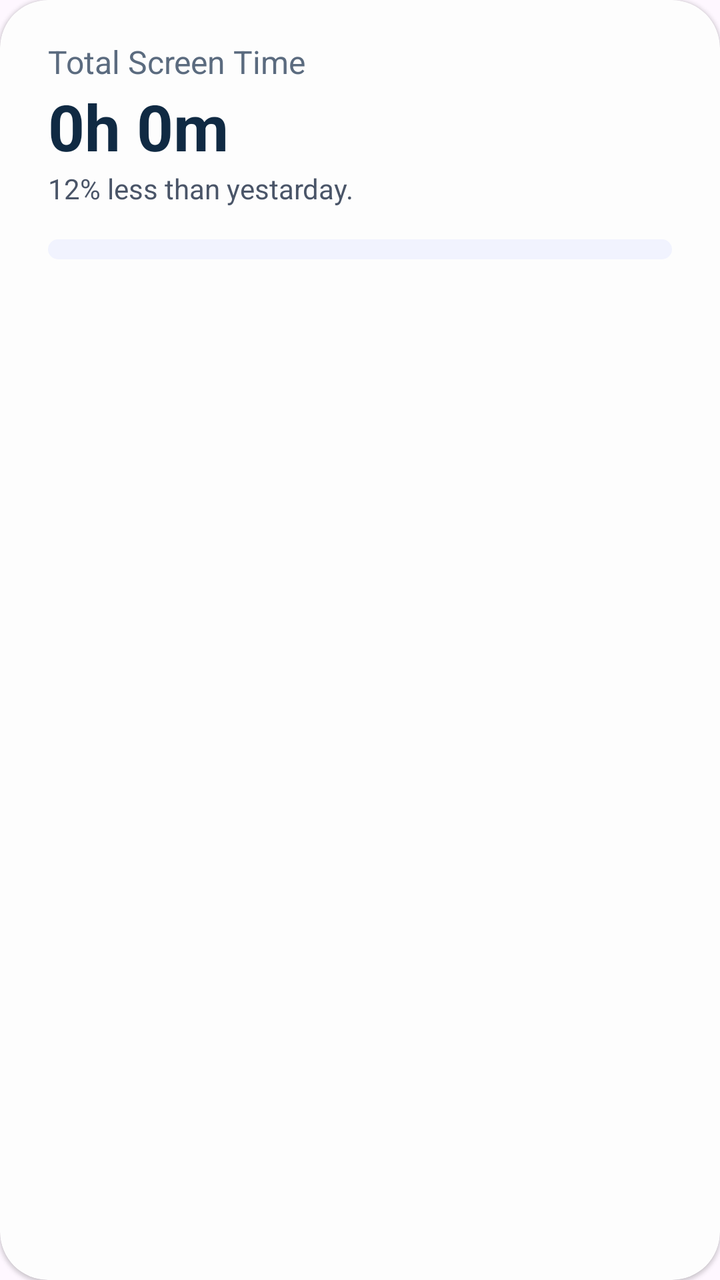
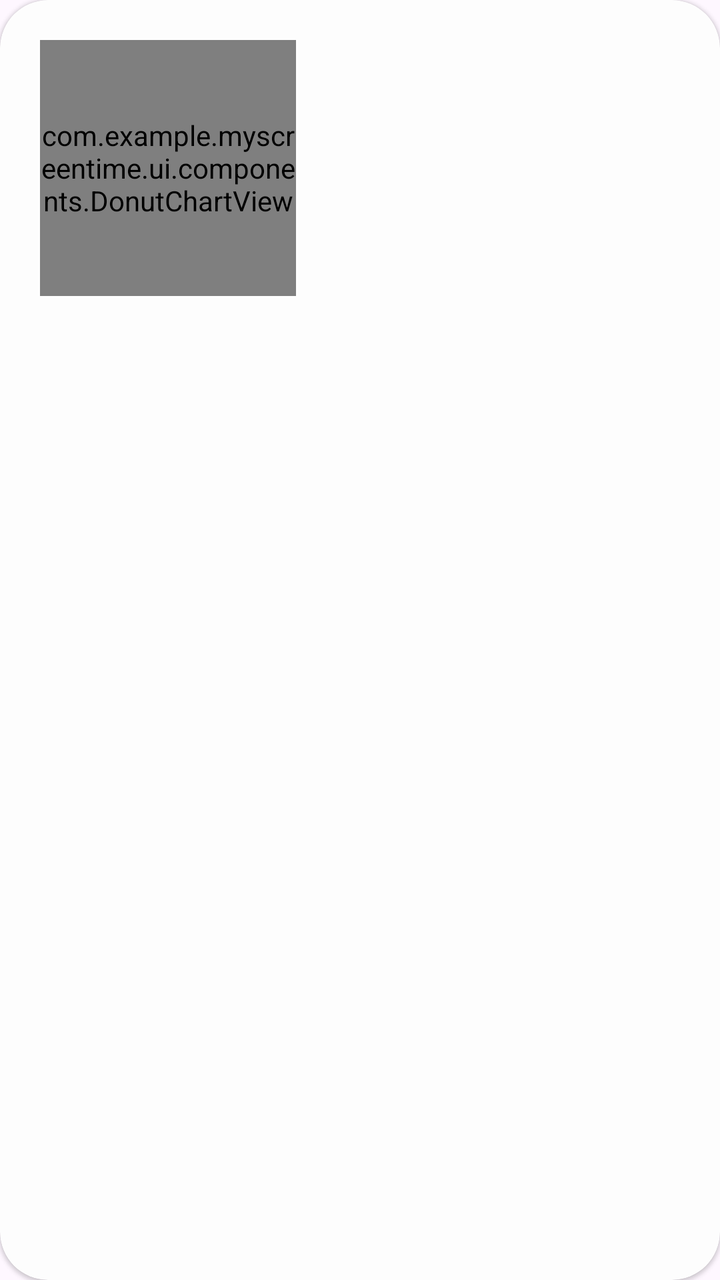

An Android layout rendered at two revisions. The XML below is the earlier revision; the diff shows what the commit changed to produce the second picture.
<!-- AndroidManifest.xml: application theme Theme.MyScreenTime -->
<!-- res/layout/dashboard_total_card.xml -->
<?xml version="1.0" encoding="utf-8"?>
<com.google.android.material.card.MaterialCardView xmlns:android="http://schemas.android.com/apk/res/android"
    xmlns:app="http://schemas.android.com/apk/res-auto"
    android:layout_width="match_parent"
    android:layout_height="wrap_content"
    app:cardBackgroundColor="@color/bright_white"
    app:cardCornerRadius="24dp"
    app:cardElevation="1dp"
    app:strokeWidth="0dp"
    app:cardUseCompatPadding="@android:bool/config_enableMaterialDesignInPackageInstaller">

    <LinearLayout
        android:id="@+id/total_screen_card"
        android:layout_width="match_parent"
        android:layout_height="wrap_content"
        android:orientation="vertical"
        android:paddingLeft="24dp"
        android:paddingTop="20dp"
        android:paddingRight="24dp"
        android:paddingBottom="12dp">

        <TextView
            android:layout_width="wrap_content"
            android:layout_height="wrap_content"
            android:text="Total Screen Time"
            android:textSize="16dp"
            android:textColor="#5B6B7F"
            />

        <TextView
            android:id="@+id/total_screen_textview"
            android:layout_width="wrap_content"
            android:layout_height="wrap_content"
            android:text="0h 0m"
            android:textSize="32dp"
            android:textStyle="bold"
            android:textColor="#102A43"/>

        
        <TextView
            android:id="@+id/percent_comp_textview"
            android:layout_width="wrap_content"
            android:layout_height="wrap_content"
            android:text="12% less than yestarday."
            android:textColor="#4A5568"
            android:textSize="14sp" />

        <LinearLayout
            android:id="@+id/total_screen_breakdown_container"
            android:layout_width="match_parent"
            android:layout_height="10dp"
            android:layout_marginTop="16dp"
            android:orientation="horizontal"
            android:weightSum="1"
            android:background="@drawable/breakdown_bar_background">
            
        </LinearLayout>

        <com.google.android.material.chip.ChipGroup
            android:id="@+id/breakdown_legend_container"
            android:layout_width="match_parent"
            android:layout_height="wrap_content"
            android:layout_marginTop="12dp"
            app:chipSpacingVertical="4dp"
            app:chipSpacingHorizontal="8dp">
            
        </com.google.android.material.chip.ChipGroup>

    </LinearLayout>


</com.google.android.material.card.MaterialCardView>
<!-- resources referenced by this layout -->
<resources>
  <color name="bright_white">#FDFDFD</color>
  <!-- drawable breakdown_bar_background (drawable) -->
  <?xml version="1.0" encoding="utf-8"?>
  <shape xmlns:android="http://schemas.android.com/apk/res/android"
      android:shape="rectangle">
      <solid android:color="#F1F3FE" />
      <corners android:radius="6dp" />
  </shape>
  <style name="Theme.MyScreenTime" parent="Base.Theme.MyScreenTime" />
  <style name="Base.Theme.MyScreenTime" parent="Theme.Material3.Light.NoActionBar">
          
          
      </style>
</resources>

<!-- the commit's change to res/layout/dashboard_total_card.xml (unified diff, before → after) -->
@@ -9,64 +9,36 @@
     app:strokeWidth="0dp"
     app:cardUseCompatPadding="@android:bool/config_enableMaterialDesignInPackageInstaller">
 
-    <LinearLayout
-        android:id="@+id/total_screen_card"
+    <androidx.constraintlayout.widget.ConstraintLayout
+        android:id="@+id/total_screen_card_root"
         android:layout_width="match_parent"
         android:layout_height="wrap_content"
-        android:orientation="vertical"
-        android:paddingLeft="24dp"
-        android:paddingTop="20dp"
-        android:paddingRight="24dp"
-        android:paddingBottom="12dp">
+        android:padding="20dp">
 
-        <TextView
-            android:layout_width="wrap_content"
-            android:layout_height="wrap_content"
-            android:text="Total Screen Time"
-            android:textSize="16dp"
-            android:textColor="#5B6B7F"
-            />
-
-        <TextView
-            android:id="@+id/total_screen_textview"
-            android:layout_width="wrap_content"
-            android:layout_height="wrap_content"
-            android:text="0h 0m"
-            android:textSize="32dp"
-            android:textStyle="bold"
-            android:textColor="#102A43"/>
-
-        
-        <TextView
-            android:id="@+id/percent_comp_textview"
-            android:layout_width="wrap_content"
-            android:layout_height="wrap_content"
-            android:text="12% less than yestarday."
-            android:textColor="#4A5568"
-            android:textSize="14sp" />
+        <com.example.myscreentime.ui.components.DonutChartView
+            android:id="@+id/donut_chart"
+            android:layout_width="0dp"
+            android:layout_height="0dp"
+            app:layout_constraintDimensionRatio="1:1"
+            app:layout_constraintStart_toStartOf="parent"
+            app:layout_constraintTop_toTopOf="parent"
+            app:layout_constraintBottom_toBottomOf="parent"
+            app:layout_constraintWidth_percent="0.4" />
 
         <LinearLayout
-            android:id="@+id/total_screen_breakdown_container"
-            android:layout_width="match_parent"
-            android:layout_height="10dp"
-            android:layout_marginTop="16dp"
-            android:orientation="horizontal"
-            android:weightSum="1"
-            android:background="@drawable/breakdown_bar_background">
+            android:id="@+id/legend_container_vertical"
+            android:layout_width="0dp"
+            android:layout_height="wrap_content"
+            android:layout_marginStart="16dp"
+            android:orientation="vertical"
+            app:layout_constraintBottom_toBottomOf="parent"
+            app:layout_constraintEnd_toEndOf="parent"
+            app:layout_constraintStart_toEndOf="@id/donut_chart"
+            app:layout_constraintTop_toTopOf="parent">
             
         </LinearLayout>
 
-        <com.google.android.material.chip.ChipGroup
-            android:id="@+id/breakdown_legend_container"
-            android:layout_width="match_parent"
-            android:layout_height="wrap_content"
-            android:layout_marginTop="12dp"
-            app:chipSpacingVertical="4dp"
-            app:chipSpacingHorizontal="8dp">
-            
-        </com.google.android.material.chip.ChipGroup>
-
-    </LinearLayout>
+    </androidx.constraintlayout.widget.ConstraintLayout>
 
 
 </com.google.android.material.card.MaterialCardView>
<!-- resource entries referenced after the edit -->
@@ -1,13 +1,6 @@
 <!-- resources referenced by this layout -->
 <resources>
   <color name="bright_white">#FDFDFD</color>
-  <!-- drawable breakdown_bar_background (drawable) -->
-  <?xml version="1.0" encoding="utf-8"?>
-  <shape xmlns:android="http://schemas.android.com/apk/res/android"
-      android:shape="rectangle">
-      <solid android:color="#F1F3FE" />
-      <corners android:radius="6dp" />
-  </shape>
   <style name="Theme.MyScreenTime" parent="Base.Theme.MyScreenTime" />
   <style name="Base.Theme.MyScreenTime" parent="Theme.Material3.Light.NoActionBar">
           
